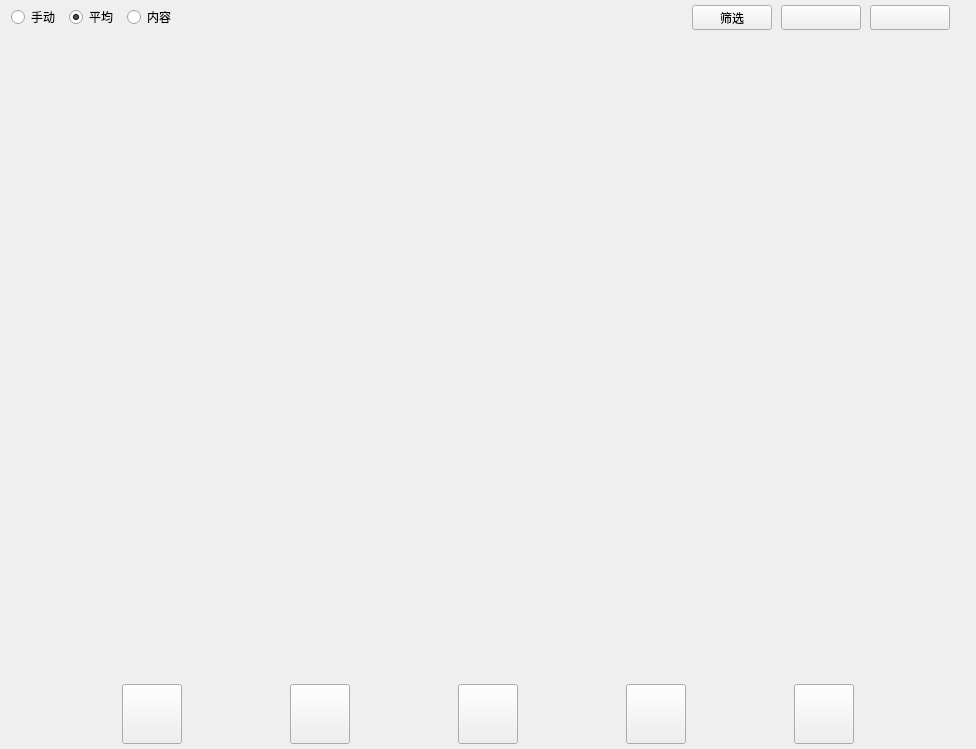
First picture: the form in Qt/ERP/ordermanager.ui, repository superp2017/NTERP, before the edit.
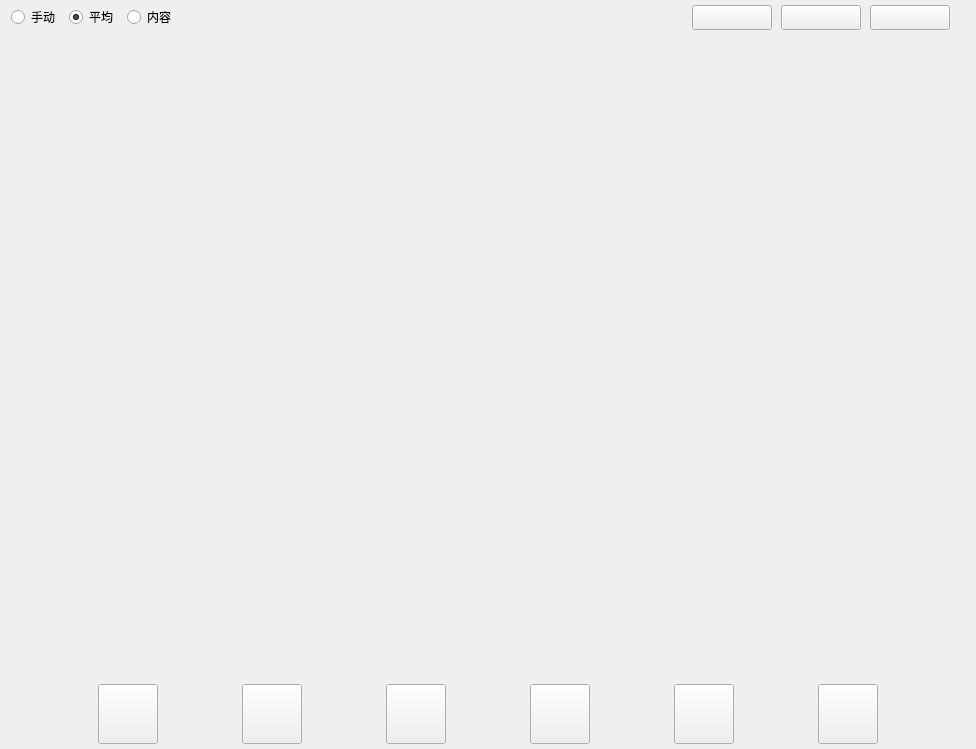
Second picture: the form after the edit.

```diff
--- a/Qt/ERP/ordermanager.ui
+++ b/Qt/ERP/ordermanager.ui
@@ -81,12 +81,12 @@
       <widget class="QPushButton" name="pushButton_search">
        <property name="minimumSize">
         <size>
-         <width>0</width>
+         <width>80</width>
          <height>25</height>
         </size>
        </property>
        <property name="text">
-        <string>筛选</string>
+        <string/>
        </property>
       </widget>
      </item>
@@ -312,6 +312,38 @@
         </property>
        </spacer>
       </item>
+      <item>
+       <widget class="QPushButton" name="pushButton_produce">
+        <property name="minimumSize">
+         <size>
+          <width>60</width>
+          <height>60</height>
+         </size>
+        </property>
+        <property name="maximumSize">
+         <size>
+          <width>60</width>
+          <height>60</height>
+         </size>
+        </property>
+        <property name="text">
+         <string/>
+        </property>
+       </widget>
+      </item>
+      <item>
+       <spacer name="horizontalSpacer_8">
+        <property name="orientation">
+         <enum>Qt::Horizontal</enum>
+        </property>
+        <property name="sizeHint" stdset="0">
+         <size>
+          <width>40</width>
+          <height>20</height>
+         </size>
+        </property>
+       </spacer>
+      </item>
       <item>
        <widget class="QPushButton" name="pushButton_success">
         <property name="minimumSize">
```
